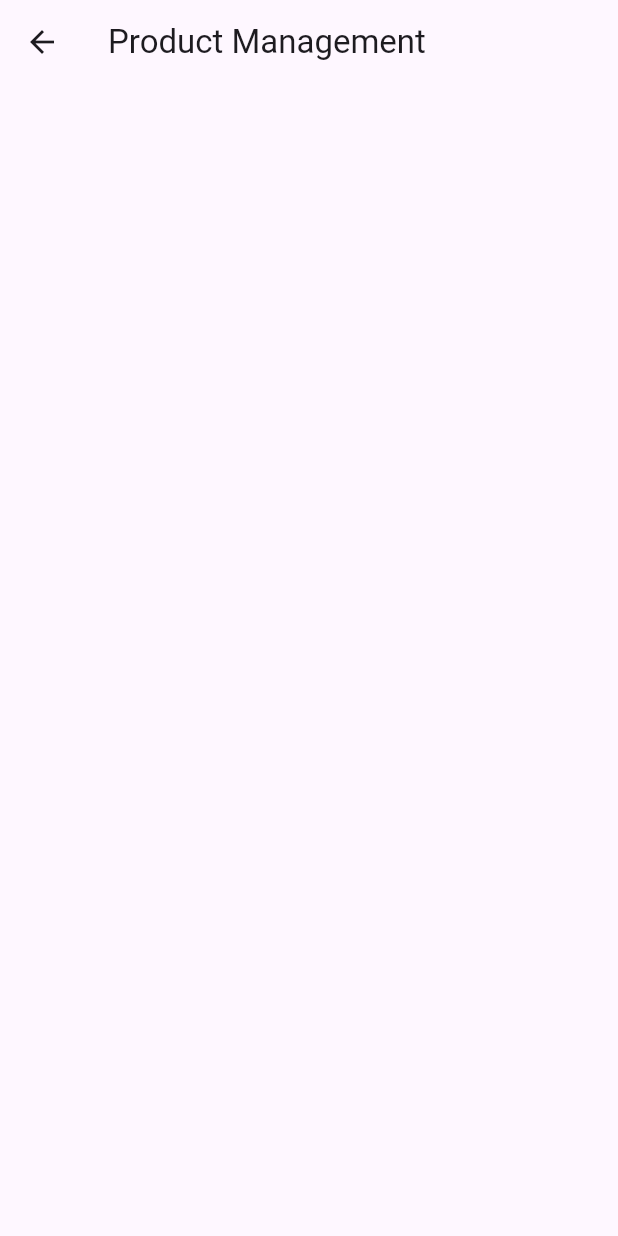
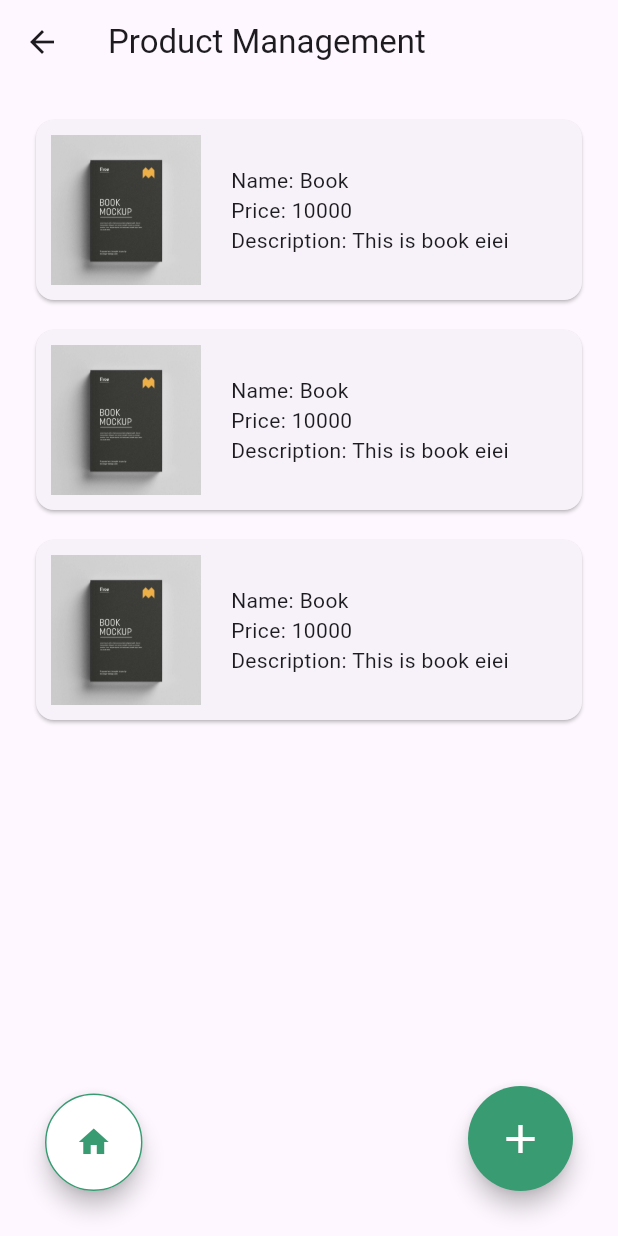
Before and after one commit to MUICT-Class/ITDS283-section1-group17, a Flutter app: the HomePage screen opened directly, item 5 of the bottom bar chosen, after a tap on "Product Management", on a phone screen of 412 x 824 dp. Run offline on Flutter 3.47's test engine with Material 3 defaults, Android fonts, the phone set to English and light mode, and no system bars; our stand-ins replace firebase_auth, firebase_core, loading_animation_widget; accounts and stored records are empty.

Commit message:
productmodel, productmanage, additem, fix the a little bit homepage

```diff
--- a/projectphrase2/lib/main.dart
+++ b/projectphrase2/lib/main.dart
@@ -39,7 +39,7 @@ class MyApp extends StatelessWidget {
     return MaterialApp(
       title: 'Album CRUD Demo',
       theme: ThemeData(primarySwatch: Colors.blue),
-      home: HomePage(),
+      home: AuthLayout(),
       // routes: {},
     );
   }
--- /dev/null
+++ b/projectphrase2/lib/models/product.dart
@@ -0,0 +1,15 @@
+class ProductModel {
+  final String name;
+  final int price;
+  final String description;
+  final String? photoURL;
+
+  ProductModel({
+    required this.name,
+    required this.price,
+    required this.description,
+    this.photoURL
+  });
+}
+
+final demoProduct = ProductModel(name: "Book", price: 10000, description: "This is book eiei",photoURL: 'assets/images/Softcover-Book-Mockup.jpg');
--- a/projectphrase2/lib/models/user_models.dart
+++ b/projectphrase2/lib/models/user_models.dart
@@ -1,17 +1,15 @@
+import 'package:firebase_auth/firebase_auth.dart';
 class UserModels {
   final String name;
   final String email;
-  final String mobile;
 
   UserModels({
     required this.name,
     required this.email,
-    required this.mobile,
   });
 }
 
 final demoUser = UserModels(
-  name: "Thanakrit Smith",
-  email: "firstname.sur@student.mahidol.ac.th",
-  mobile: "xxx-xxx-xxxx",
+  name: FirebaseAuth.instance.currentUser?.displayName ?? 'Thanakrit Smith',
+  email: FirebaseAuth.instance.currentUser?.email ?? 'firstname.las@student.mahidol.ac.th',
 );
--- a/projectphrase2/lib/pages/addItem.dart
+++ b/projectphrase2/lib/pages/addItem.dart
@@ -1,4 +1,5 @@
 import 'package:flutter/material.dart';
+import 'package:projectphrase2/pages/product.dart';
 
 class Additem extends StatefulWidget {
   const Additem({super.key});
@@ -55,6 +56,16 @@ class _AdditemState extends State<Additem> {
     print("Price: $price");
     print("Description: $description");
 
+    ScaffoldMessenger.of(context).showSnackBar(
+    SnackBar(
+      content: Text("Item added successfully!"),
+      backgroundColor: Colors.grey[700],
+      behavior: SnackBarBehavior.floating,
+      shape: RoundedRectangleBorder(borderRadius: BorderRadius.circular(10)),
+      margin: EdgeInsets.all(16),
+    ),
+  );
+
     // Clear all fields
     nameController.clear();
     priceController.clear();
@@ -64,7 +75,8 @@ class _AdditemState extends State<Additem> {
   @override
   Widget build(BuildContext context) {
     return Scaffold(
-      appBar: AppBar(title: Text("Add Product")),
+      appBar: AppBar(title: Text("Add Product"),
+      ),
       body: SingleChildScrollView(
         padding: EdgeInsets.all(20),
         child: Column(
--- a/projectphrase2/lib/pages/home_page.dart
+++ b/projectphrase2/lib/pages/home_page.dart
@@ -96,7 +96,7 @@ class _HomePageState extends State<HomePage> {
                 crossAxisCount: 2,
                 mainAxisSpacing: 0,
                 crossAxisSpacing: 20,
-                childAspectRatio: 0.67,
+                childAspectRatio: 0.57, //width/height
                 children: const [
                   ProductDisplay(),
                   ProductDisplay(),
--- a/projectphrase2/lib/pages/product.dart
+++ b/projectphrase2/lib/pages/product.dart
@@ -1,14 +1,75 @@
 import 'package:flutter/material.dart';
+import 'package:projectphrase2/models/product.dart';
+import 'package:projectphrase2/pages/addItem.dart';
+import 'package:projectphrase2/pages/home_page.dart';
+import 'package:projectphrase2/widgets/productItem.dart';
 
-class Product extends StatelessWidget{
+final List<ProductModel> products = [
+  demoProduct,
+  demoProduct,
+  demoProduct,
+];
+
+class Product extends StatelessWidget {
   const Product({super.key});
 
   @override
   Widget build(BuildContext context) {
-    // TODO: implement build
     return Scaffold(
-      appBar: AppBar(
-        title: Text("Product Management"),
+      appBar: AppBar(title: Text("Product Management")),
+      body: Stack(
+        children: [
+          // main list view
+          ListView.separated(
+            padding: EdgeInsets.fromLTRB(
+                20, 20, 20, 100), // leave bottom space for buttons
+            itemCount: products.length,
+            itemBuilder: (context, index) {
+              return Productitem(product: products[index]);
+            },
+            separatorBuilder: (context, index) => SizedBox(height: 12),
+          ),
+
+          // floating buttons
+          Positioned(
+            bottom: 30,
+            left: 30,
+            child: SizedBox(
+              height: 65,
+              width: 65,
+              child: FloatingActionButton(
+              heroTag: "home",
+              backgroundColor: Colors.white,
+              onPressed: () {
+                Navigator.push(context, MaterialPageRoute(builder: (context) => HomePage()));
+                // go back to home
+              },
+              child: Icon(Icons.home, color: Color(0xFF389B72)),
+              shape: CircleBorder(
+                side: BorderSide(color: Color(0xFF389B72)),
+              ),
+            ),
+            )
+          ),
+          Positioned(
+            bottom: 30,
+            right: 30,
+            child: SizedBox(
+              width: 70,
+              height: 70,
+              child: FloatingActionButton(
+                heroTag: "add",
+                backgroundColor: Color(0xFF389B72),
+                onPressed: () {
+                  Navigator.push(context, MaterialPageRoute(builder: (context) => Additem()));
+                  // add new product
+                },
+                child: Icon(Icons.add, color: Colors.white, size: 32),
+                shape: const CircleBorder(),
+              ),
+            ),
+          ),
+        ],
       ),
     );
   }
--- a/projectphrase2/lib/pages/usermanage_page.dart
+++ b/projectphrase2/lib/pages/usermanage_page.dart
@@ -54,17 +54,7 @@ class UsermanagePage extends StatelessWidget {
                               child: Column(
                                 children: [
                                   Profilecard(
-                                    user: UserModels(
-                                      name: FirebaseAuth.instance.currentUser
-                                              ?.displayName ??
-                                          'No name',
-                                      email: FirebaseAuth
-                                              .instance.currentUser?.email ??
-                                          'No email',
-                                      mobile: FirebaseAuth.instance.currentUser
-                                              ?.phoneNumber ??
-                                          '',
-                                    ),
+                                    user: demoUser,
                                   ),
                                   SizedBox(
                                     height: 20,
--- /dev/null
+++ b/projectphrase2/lib/widgets/productItem.dart
@@ -0,0 +1,46 @@
+import 'package:flutter/material.dart';
+import 'package:projectphrase2/models/product.dart';
+
+class Productitem extends StatelessWidget{
+  final ProductModel product;
+  const Productitem({required this.product, super.key});
+
+  @override
+  Widget build(BuildContext context) {
+    // TODO: implement build
+    return Card(
+      child: Row(
+        children: [
+          Container(
+            padding: EdgeInsets.all(10),
+
+            child: SizedBox(
+              height: 100,
+              width: 100,
+              child: ClipRRect(
+                child: Image.asset(product.photoURL ?? 'assets/images/default.jpg',
+                fit: BoxFit.cover ,
+                ),
+              ),
+            ),
+          ),
+          Container(
+            padding: EdgeInsets.all(10),
+            child: Column(
+
+              crossAxisAlignment: CrossAxisAlignment.start,
+              children: [
+                Text('Name: ${product.name}'),
+                Text('Price: ${product.price}'),
+                Text('Description: ${product.description}')
+              ],
+            )
+
+          )
+
+        ],
+      ),
+
+    );
+  }
+}
--- a/projectphrase2/lib/widgets/product_display.dart
+++ b/projectphrase2/lib/widgets/product_display.dart
@@ -50,7 +50,7 @@ class ProductDisplay extends StatelessWidget {
               fontWeight: FontWeight.w500,
             ),
           ),
-          const SizedBox(height: 8),
+          const SizedBox(height: 5),
           const Text(
             '\$360.00',
             style: TextStyle(
--- a/projectphrase2/lib/widgets/profilecard.dart
+++ b/projectphrase2/lib/widgets/profilecard.dart
@@ -40,7 +40,7 @@ class Profilecard extends StatelessWidget {
                   height: 10,
                 ),
                 Text(
-                  "Email   ${user.email ?? FirebaseAuth.instance.currentUser?.email ?? 'N/A'}",
+                  "Email   ${user.email}",
                   style: TextStyle(
                     fontSize: 13,
                   ),
@@ -48,12 +48,6 @@ class Profilecard extends StatelessWidget {
                 SizedBox(
                   height: 7,
                 ),
-                Text(
-                  "Mobile   ${user.mobile}",
-                  style: TextStyle(
-                    fontSize: 13,
-                  ),
-                ),
               ],
             )));
   }
```
Also changed, not shown: projectphrase2/firebase.json, projectphrase2/lib/firebase_options.dart.
